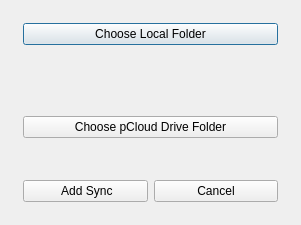
Before: the Qt Designer form addsyncdialog.ui in pcloudcom/psyncgui, drawn with Qt 5.
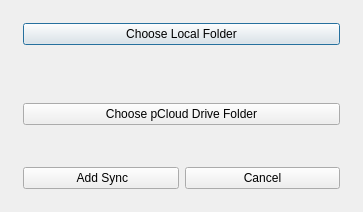
After: the same form once the commit is applied. Icons and pictures are not drawn.

What changed in the file:
```diff
--- a/addsyncdialog.ui
+++ b/addsyncdialog.ui
@@ -6,10 +6,16 @@
    <rect>
     <x>0</x>
     <y>0</y>
-    <width>301</width>
-    <height>225</height>
+    <width>363</width>
+    <height>212</height>
    </rect>
   </property>
+  <property name="minimumSize">
+   <size>
+    <width>300</width>
+    <height>0</height>
+   </size>
+  </property>
   <property name="windowTitle">
    <string>Dialog</string>
   </property>
```
Left out of the diff: 11 changed lines with no effect on the pictures.
